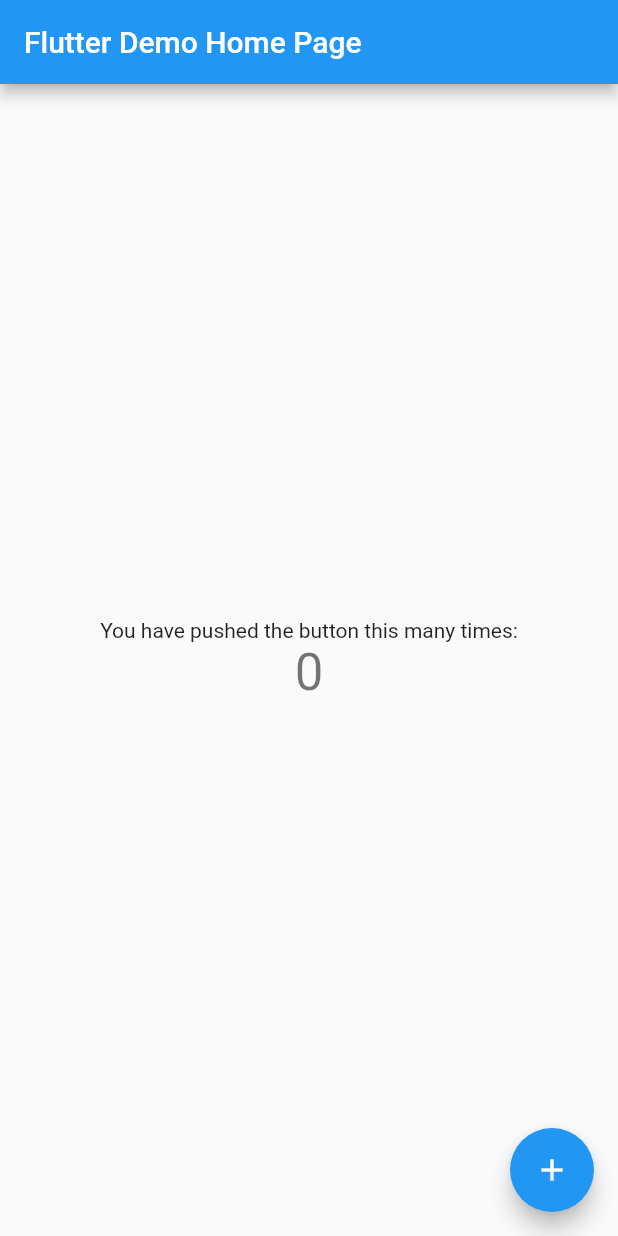
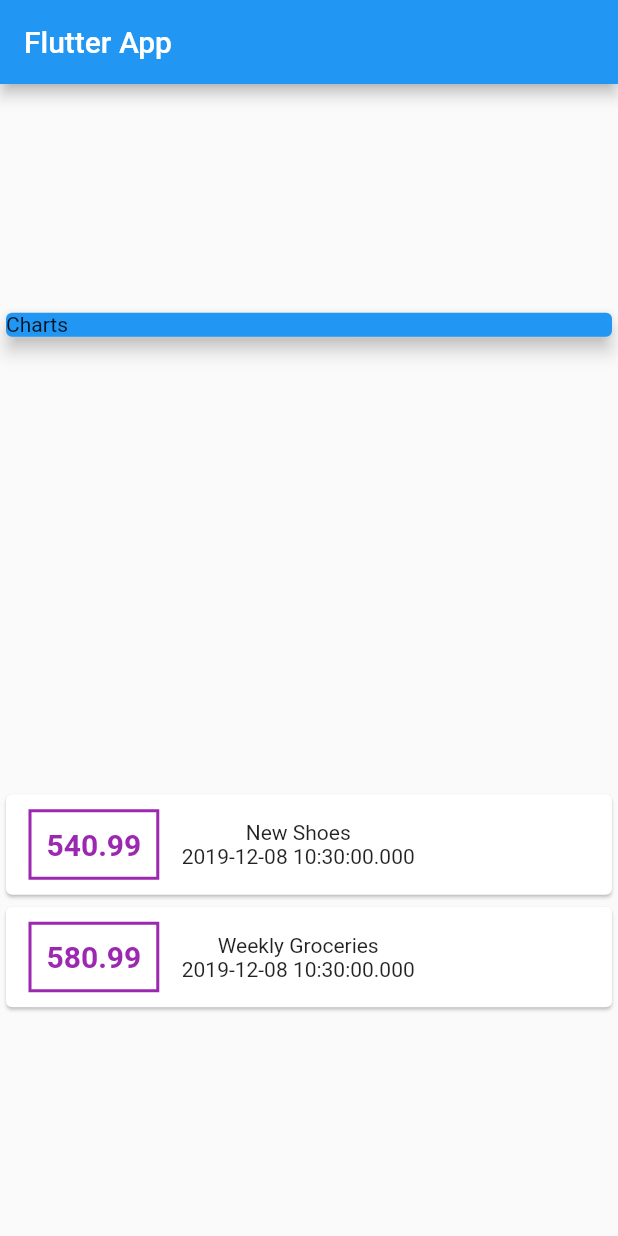
Before and after one commit to kanityi/expense_planner, a Flutter app: the screen it shows after launch, on a phone screen of 412 x 824 dp. Run offline on Flutter 3.47's test engine with Material 2 defaults, Android fonts, the phone set to English and light mode, and no system bars.

Commit message:
Started wit expense tracker, having some styling on my cards

```diff
--- a/lib/main.dart
+++ b/lib/main.dart
@@ -1,111 +1,93 @@
 import 'package:flutter/material.dart';
+
+import './transaction.dart';
 
 void main() => runApp(MyApp());
 
 class MyApp extends StatelessWidget {
-  // This widget is the root of your application.
   @override
   Widget build(BuildContext context) {
     return MaterialApp(
       title: 'Flutter Demo',
       theme: ThemeData(
-        // This is the theme of your application.
-        //
-        // Try running your application with "flutter run". You'll see the
-        // application has a blue toolbar. Then, without quitting the app, try
-        // changing the primarySwatch below to Colors.green and then invoke
-        // "hot reload" (press "r" in the console where you ran "flutter run",
-        // or simply save your changes to "hot reload" in a Flutter IDE).
-        // Notice that the counter didn't reset back to zero; the application
-        // is not restarted.
         primarySwatch: Colors.blue,
       ),
-      home: MyHomePage(title: 'Flutter Demo Home Page'),
+      home: MyHomePage(),
     );
   }
 }
 
-class MyHomePage extends StatefulWidget {
-  MyHomePage({Key key, this.title}) : super(key: key);
-
-  // This widget is the home page of your application. It is stateful, meaning
-  // that it has a State object (defined below) that contains fields that affect
-  // how it looks.
-
-  // This class is the configuration for the state. It holds the values (in this
-  // case the title) provided by the parent (in this case the App widget) and
-  // used by the build method of the State. Fields in a Widget subclass are
-  // always marked "final".
-
-  final String title;
-
-  @override
-  _MyHomePageState createState() => _MyHomePageState();
-}
-
-class _MyHomePageState extends State<MyHomePage> {
-  int _counter = 0;
-
-  void _incrementCounter() {
-    setState(() {
-      // This call to setState tells the Flutter framework that something has
-      // changed in this State, which causes it to rerun the build method below
-      // so that the display can reflect the updated values. If we changed
-      // _counter without calling setState(), then the build method would not be
-      // called again, and so nothing would appear to happen.
-      _counter++;
-    });
-  }
+class MyHomePage extends StatelessWidget {
+  final List<Transaction> transactions = [
+    Transaction(
+      id: 't1',
+      title: 'New Shoes',
+      amount: 540.99,
+      date: DateTime.now(),
+    ),
+    Transaction(
+      id: 't2',
+      title: 'Weekly Groceries',
+      amount: 580.99,
+      date: DateTime.now(),
+    ),
+  ];
 
   @override
   Widget build(BuildContext context) {
-    // This method is rerun every time setState is called, for instance as done
-    // by the _incrementCounter method above.
-    //
-    // The Flutter framework has been optimized to make rerunning build methods
-    // fast, so that you can just rebuild anything that needs updating rather
-    // than having to individually change instances of widgets.
     return Scaffold(
       appBar: AppBar(
-        // Here we take the value from the MyHomePage object that was created by
-        // the App.build method, and use it to set our appbar title.
-        title: Text(widget.title),
+        title: Text('Flutter App'),
       ),
-      body: Center(
-        // Center is a layout widget. It takes a single child and positions it
-        // in the middle of the parent.
-        child: Column(
-          // Column is also a layout widget. It takes a list of children and
-          // arranges them vertically. By default, it sizes itself to fit its
-          // children horizontally, and tries to be as tall as its parent.
-          //
-          // Invoke "debug painting" (press "p" in the console, choose the
-          // "Toggle Debug Paint" action from the Flutter Inspector in Android
-          // Studio, or the "Toggle Debug Paint" command in Visual Studio Code)
-          // to see the wireframe for each widget.
-          //
-          // Column has various properties to control how it sizes itself and
-          // how it positions its children. Here we use mainAxisAlignment to
-          // center the children vertically; the main axis here is the vertical
-          // axis because Columns are vertical (the cross axis would be
-          // horizontal).
-          mainAxisAlignment: MainAxisAlignment.center,
-          children: <Widget>[
-            Text(
-              'You have pushed the button this many times:',
+      body: Column(
+        mainAxisAlignment: MainAxisAlignment.spaceAround,
+        crossAxisAlignment: CrossAxisAlignment.stretch,
+        children: <Widget>[
+          Container(
+            width: double.infinity,
+            child: Card(
+              color: Colors.blue,
+              child: Text('Charts'),
+              elevation: 5,
             ),
-            Text(
-              '$_counter',
-              style: Theme.of(context).textTheme.display1,
-            ),
-          ],
-        ),
+          ),
+          Column(
+            children: transactions.map((tx) {
+              return Card(
+                child: Row(
+                  children: <Widget>[
+                    Container(
+                      margin:
+                          EdgeInsets.symmetric(vertical: 10, horizontal: 15),
+                      decoration: BoxDecoration(
+                        border: Border.all(
+                          color: Colors.purple,
+                          width: 2,
+                        ),
+                      ),
+                      child: Text(
+                        tx.amount.toString(),
+                        style: TextStyle(
+                          fontWeight: FontWeight.bold,
+                          fontSize: 20,
+                          color: Colors.purple,
+                        ),
+                        ),
+                      padding: EdgeInsets.all(10),
+                    ),
+                    Column(
+                      children: <Widget>[
+                        Text(tx.title),
+                        Text(tx.date.toString()),
+                      ],
+                    ),
+                  ],
+                ),
+              );
+            }).toList(),
+          )
+        ],
       ),
-      floatingActionButton: FloatingActionButton(
-        onPressed: _incrementCounter,
-        tooltip: 'Increment',
-        child: Icon(Icons.add),
-      ), // This trailing comma makes auto-formatting nicer for build methods.
     );
   }
 }
--- /dev/null
+++ b/lib/transaction.dart
@@ -0,0 +1,15 @@
+import 'package:flutter/foundation.dart';
+
+class Transaction {
+  final String id;
+  final String title;
+  final double amount;
+  final DateTime date;
+
+  Transaction({
+    @required this.id,
+    @required this.title,
+    @required this.amount,
+    @required this.date,
+  });
+}
```
